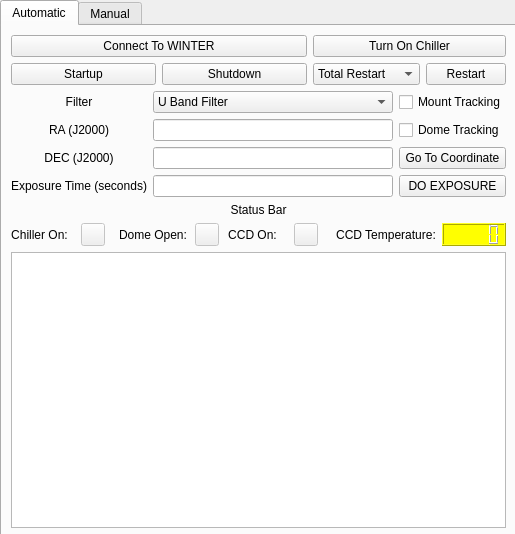
Qt form Summer_GUI/form.ui (winter-telescope/observatory) before a commit.
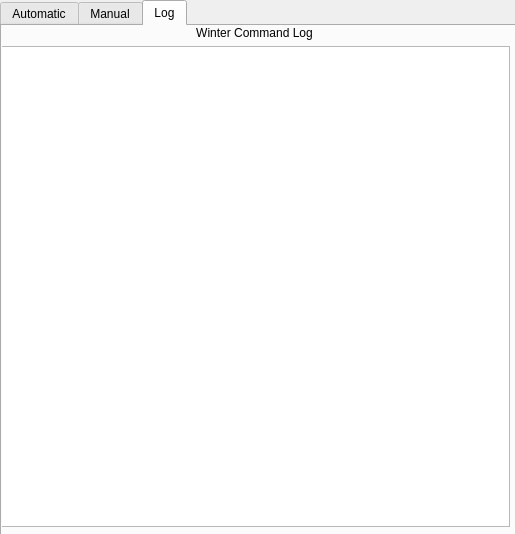
The same form after that commit.

The edit to the form file:
```diff
--- a/Summer_GUI/form.ui
+++ b/Summer_GUI/form.ui
@@ -29,7 +29,7 @@
     </sizepolicy>
    </property>
    <property name="currentIndex">
-    <number>0</number>
+    <number>2</number>
    </property>
    <widget class="QWidget" name="Main">
     <attribute name="title">
@@ -438,6 +438,43 @@
      </item>
     </layout>
    </widget>
+   <widget class="QWidget" name="tab">
+    <attribute name="title">
+     <string>Log</string>
+    </attribute>
+    <widget class="QWidget" name="verticalLayoutWidget">
+     <property name="geometry">
+      <rect>
+       <x>-3</x>
+       <y>0</y>
+       <width>511</width>
+       <height>501</height>
+      </rect>
+     </property>
+     <layout class="QVBoxLayout" name="verticalLayout_3">
+      <property name="sizeConstraint">
+       <enum>QLayout::SetMaximumSize</enum>
+      </property>
+      <item>
+       <widget class="QLabel" name="label_12">
+        <property name="text">
+         <string>Winter Command Log</string>
+        </property>
+        <property name="alignment">
+         <set>Qt::AlignCenter</set>
+        </property>
+       </widget>
+      </item>
+      <item>
+       <widget class="QTextEdit" name="log_readout">
+        <property name="readOnly">
+         <bool>true</bool>
+        </property>
+       </widget>
+      </item>
+     </layout>
+    </widget>
+   </widget>
   </widget>
  </widget>
  <resources/>
```
